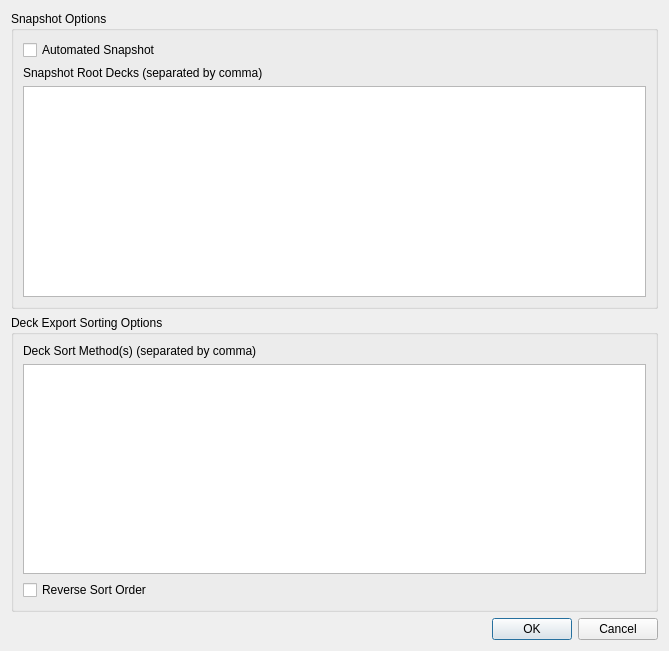
This is ui_files/config.ui in Stvad/CrowdAnki as Qt 5 draws it before an edit. The edited form follows.
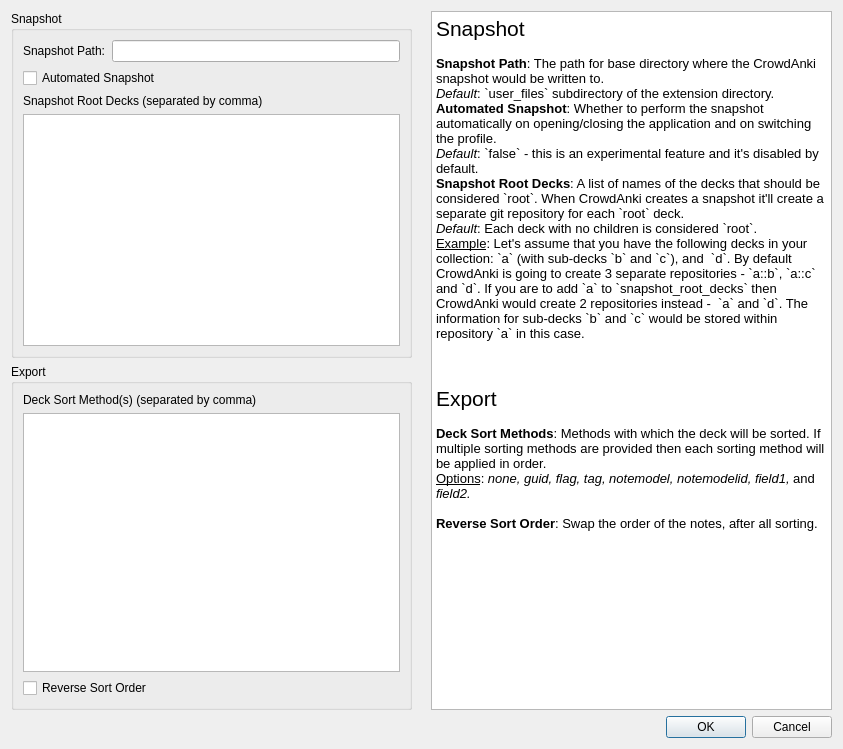
This is the edited form.

Commit message: Config Settings Complete, Deck Sorting Connected

Diff of the .ui file:
```diff
--- a/ui_files/config.ui
+++ b/ui_files/config.ui
@@ -6,8 +6,8 @@
    <rect>
     <x>0</x>
     <y>0</y>
-    <width>669</width>
-    <height>651</height>
+    <width>843</width>
+    <height>749</height>
    </rect>
   </property>
   <property name="windowTitle">
@@ -15,11 +15,29 @@
   </property>
   <layout class="QVBoxLayout" name="verticalLayout">
    <item>
+    <layout class="QHBoxLayout" name="horizontalLayout">
+     <item>
+      <layout class="QVBoxLayout" name="verticalLayout_2">
+       <item>
     <widget class="QGroupBox" name="group_snapshot">
      <property name="title">
-      <string>Snapshot Options</string>
+          <string>Snapshot</string>
      </property>
      <layout class="QVBoxLayout" name="verticalLayout_3">
+          <item>
+           <layout class="QHBoxLayout" name="horizontalLayout_2">
+            <item>
+             <widget class="QLabel" name="lbl_snapshot_path">
+              <property name="text">
+               <string>Snapshot Path:</string>
+              </property>
+             </widget>
+            </item>
+            <item>
+             <widget class="QLineEdit" name="textedit_snapshot_path"/>
+            </item>
+           </layout>
+          </item>
       <item>
        <widget class="QCheckBox" name="cb_automated_snapshot">
         <property name="text">
@@ -43,7 +61,7 @@
    <item>
     <widget class="QGroupBox" name="group_deck_export">
      <property name="title">
-      <string>Deck Export Sorting Options</string>
+          <string>Export</string>
      </property>
      <layout class="QVBoxLayout" name="verticalLayout_4">
       <item>
@@ -65,6 +83,48 @@
       </item>
      </layout>
     </widget>
+       </item>
+      </layout>
+     </item>
+     <item>
+      <widget class="QLabel" name="explanatory_text">
+       <property name="text">
+        <string/>
+       </property>
+       <property name="wordWrap">
+        <bool>true</bool>
+       </property>
+      </widget>
+     </item>
+     <item>
+      <widget class="QTextBrowser" name="textBrowser">
+       <property name="html">
+        <string>&lt;!DOCTYPE HTML PUBLIC &quot;-//W3C//DTD HTML 4.0//EN&quot; &quot;http://www.w3.org/TR/REC-html40/strict.dtd&quot;&gt;
+&lt;html&gt;&lt;head&gt;&lt;meta name=&quot;qrichtext&quot; content=&quot;1&quot; /&gt;&lt;style type=&quot;text/css&quot;&gt;
+p, li { white-space: pre-wrap; }
+&lt;/style&gt;&lt;/head&gt;&lt;body style=&quot; font-family:'Noto Sans'; font-size:10pt; font-weight:400; font-style:normal;&quot;&gt;
+&lt;p style=&quot; margin-top:0px; margin-bottom:0px; margin-left:0px; margin-right:0px; -qt-block-indent:0; text-indent:0px;&quot;&gt;&lt;span style=&quot; font-size:16pt;&quot;&gt;Snapshot&lt;/span&gt;&lt;/p&gt;
+&lt;p style=&quot;-qt-paragraph-type:empty; margin-top:0px; margin-bottom:0px; margin-left:0px; margin-right:0px; -qt-block-indent:0; text-indent:0px;&quot;&gt;&lt;br /&gt;&lt;/p&gt;
+&lt;p style=&quot; margin-top:0px; margin-bottom:0px; margin-left:0px; margin-right:0px; -qt-block-indent:0; text-indent:0px;&quot;&gt;&lt;span style=&quot; font-weight:600;&quot;&gt;Snapshot Path&lt;/span&gt;: The path for base directory where the CrowdAnki snapshot would be written to.&lt;/p&gt;
+&lt;p style=&quot; margin-top:0px; margin-bottom:0px; margin-left:0px; margin-right:0px; -qt-block-indent:0; text-indent:0px;&quot;&gt;&lt;span style=&quot; font-style:italic;&quot;&gt;Default&lt;/span&gt;: `user_files` subdirectory of the extension directory.&lt;/p&gt;
+&lt;p style=&quot; margin-top:0px; margin-bottom:0px; margin-left:0px; margin-right:0px; -qt-block-indent:0; text-indent:0px;&quot;&gt;&lt;span style=&quot; font-weight:600;&quot;&gt;Automated Snapshot&lt;/span&gt;: Whether to perform the snapshot automatically on opening/closing the application and on switching the profile.&lt;/p&gt;
+&lt;p style=&quot; margin-top:0px; margin-bottom:0px; margin-left:0px; margin-right:0px; -qt-block-indent:0; text-indent:0px;&quot;&gt;&lt;span style=&quot; font-style:italic;&quot;&gt;Default&lt;/span&gt;: `false` - this is an experimental feature and it's disabled by default.&lt;/p&gt;
+&lt;p style=&quot; margin-top:0px; margin-bottom:0px; margin-left:0px; margin-right:0px; -qt-block-indent:0; text-indent:0px;&quot;&gt;&lt;span style=&quot; font-weight:600;&quot;&gt;Snapshot Root Decks&lt;/span&gt;: A list of names of the decks that should be considered `root`. When CrowdAnki creates a snapshot it'll create a separate git repository for each `root` deck.&lt;/p&gt;
+&lt;p style=&quot; margin-top:0px; margin-bottom:0px; margin-left:0px; margin-right:0px; -qt-block-indent:0; text-indent:0px;&quot;&gt;&lt;span style=&quot; font-style:italic;&quot;&gt;Default&lt;/span&gt;: Each deck with no children is considered `root`.&lt;/p&gt;
+&lt;p style=&quot; margin-top:0px; margin-bottom:0px; margin-left:0px; margin-right:0px; -qt-block-indent:0; text-indent:0px;&quot;&gt;&lt;span style=&quot; text-decoration: underline;&quot;&gt;Example&lt;/span&gt;: Let's assume that you have the following decks in your collection: `a` (with sub-decks `b` and `c`), and  `d`. By default CrowdAnki is going to create 3 separate repositories - `a::b`, `a::c` and `d`. If you are to add `a` to `snapshot_root_decks` then CrowdAnki would create 2 repositories instead -  `a` and `d`. The information for sub-decks `b` and `c` would be stored within repository `a` in this case.&lt;/p&gt;
+&lt;p style=&quot;-qt-paragraph-type:empty; margin-top:0px; margin-bottom:0px; margin-left:0px; margin-right:0px; -qt-block-indent:0; text-indent:0px;&quot;&gt;&lt;br /&gt;&lt;/p&gt;
+&lt;p style=&quot;-qt-paragraph-type:empty; margin-top:0px; margin-bottom:0px; margin-left:0px; margin-right:0px; -qt-block-indent:0; text-indent:0px;&quot;&gt;&lt;br /&gt;&lt;/p&gt;
+&lt;p style=&quot;-qt-paragraph-type:empty; margin-top:0px; margin-bottom:0px; margin-left:0px; margin-right:0px; -qt-block-indent:0; text-indent:0px;&quot;&gt;&lt;br /&gt;&lt;/p&gt;
+&lt;p style=&quot; margin-top:0px; margin-bottom:0px; margin-left:0px; margin-right:0px; -qt-block-indent:0; text-indent:0px;&quot;&gt;&lt;span style=&quot; font-size:16pt;&quot;&gt;Export&lt;/span&gt;&lt;/p&gt;
+&lt;p style=&quot;-qt-paragraph-type:empty; margin-top:0px; margin-bottom:0px; margin-left:0px; margin-right:0px; -qt-block-indent:0; text-indent:0px;&quot;&gt;&lt;br /&gt;&lt;/p&gt;
+&lt;p style=&quot; margin-top:0px; margin-bottom:0px; margin-left:0px; margin-right:0px; -qt-block-indent:0; text-indent:0px;&quot;&gt;&lt;span style=&quot; font-weight:600;&quot;&gt;Deck Sort Methods&lt;/span&gt;: Methods with which the deck will be sorted. If multiple sorting methods are provided then each sorting method will be applied in order.&lt;/p&gt;
+&lt;p style=&quot; margin-top:0px; margin-bottom:0px; margin-left:0px; margin-right:0px; -qt-block-indent:0; text-indent:0px;&quot;&gt;&lt;span style=&quot; text-decoration: underline;&quot;&gt;Options&lt;/span&gt;: &lt;span style=&quot; font-style:italic;&quot;&gt;none, guid, flag, tag, notemodel, notemodelid, field1, &lt;/span&gt;and&lt;span style=&quot; font-style:italic;&quot;&gt; field2.&lt;/span&gt;&lt;/p&gt;
+&lt;p style=&quot;-qt-paragraph-type:empty; margin-top:0px; margin-bottom:0px; margin-left:0px; margin-right:0px; -qt-block-indent:0; text-indent:0px;&quot;&gt;&lt;br /&gt;&lt;/p&gt;
+&lt;p style=&quot; margin-top:0px; margin-bottom:0px; margin-left:0px; margin-right:0px; -qt-block-indent:0; text-indent:0px;&quot;&gt;&lt;span style=&quot; font-weight:600;&quot;&gt;Reverse Sort Order&lt;/span&gt;: Swap the order of the notes, after all sorting.&lt;/p&gt;&lt;/body&gt;&lt;/html&gt;</string>
+       </property>
+      </widget>
+     </item>
+    </layout>
    </item>
    <item>
     <widget class="QDialogButtonBox" name="buttonBox">
```
Left out of the diff: 2 changed lines with no effect on the pictures. Lines whose indentation alone changed are shown as unchanged. The commit also changes 9 other files.
